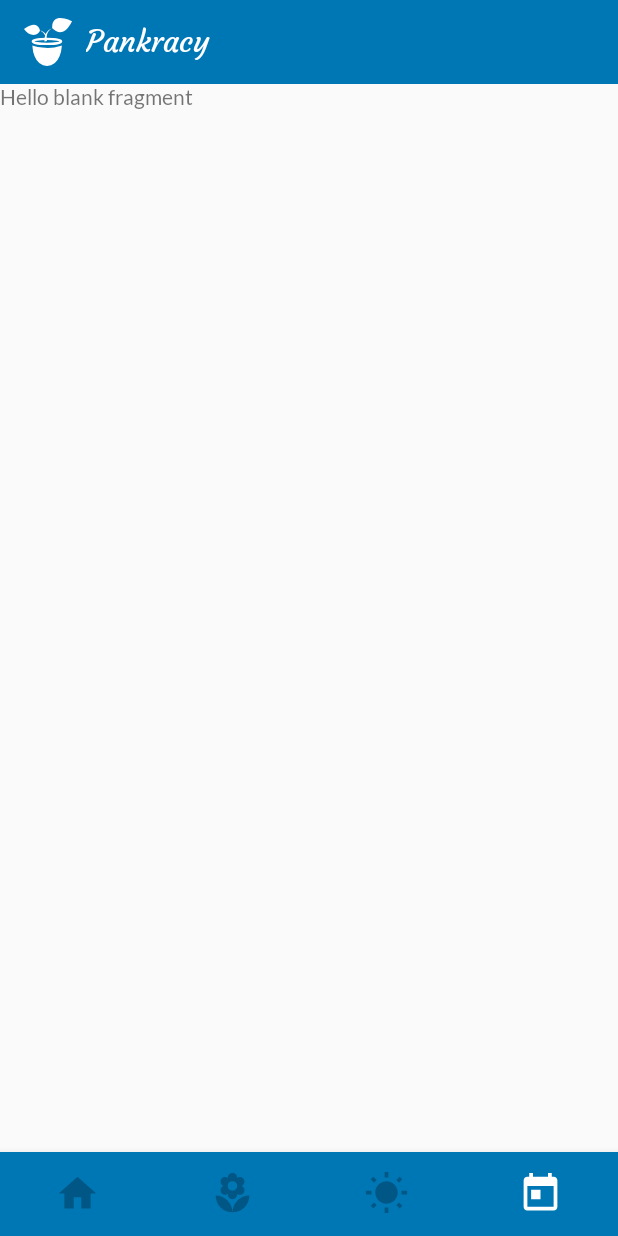
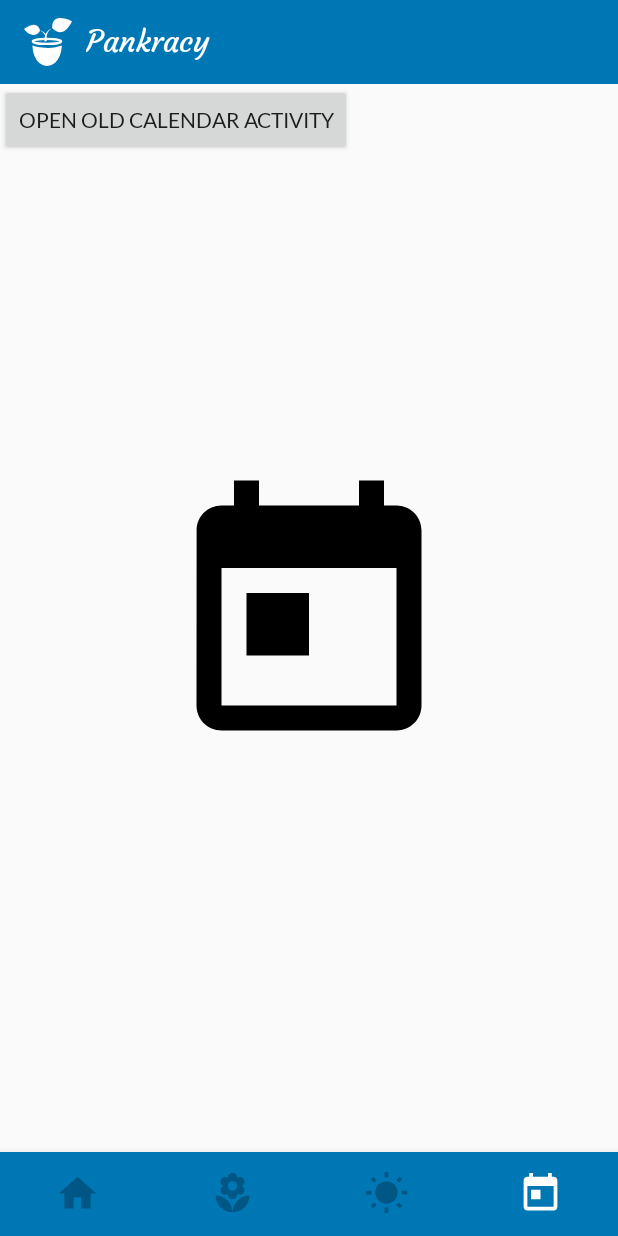
Before and after one commit to AKorzeniowska/Pankracy, an Android app: the screen it shows after launch (MainActivity), item 4 of the bottom bar chosen, on a phone screen of 412 x 824 dp. Run offline under Robolectric (Android 15) with nearby library versions, the phone set to English and light mode, and no system bars.

Commit message:
Old calendar button in calendar fragment

```diff
--- a/app/src/main/java/com/agh/edu/pankracy/CalendarActivity.java
+++ b/app/src/main/java/com/agh/edu/pankracy/CalendarActivity.java
@@ -7,6 +7,7 @@ import android.content.Intent;
 import android.database.Cursor;
 import android.graphics.Color;
 import android.os.Bundle;
+import android.util.Log;
 import android.view.LayoutInflater;
 import android.view.View;
 import android.widget.AdapterView;
@@ -18,6 +19,7 @@ import android.widget.Toast;
 import androidx.appcompat.app.ActionBar;
 import androidx.appcompat.app.AlertDialog;
 import androidx.appcompat.app.AppCompatActivity;
+import androidx.appcompat.widget.Toolbar;
 
 import com.agh.edu.pankracy.adapters.EventsListAdapter;
 import com.agh.edu.pankracy.data.PlantContract;
@@ -68,6 +70,8 @@ public class CalendarActivity extends AppCompatActivity {
     }
 
     private void setViewAndListener(){
+        Toolbar toolbar = findViewById(R.id.my_toolbar);
+        setSupportActionBar(toolbar);
         final ActionBar actionBar = getSupportActionBar();
         actionBar.setDisplayHomeAsUpEnabled(false);
         actionBar.setTitle(dateFormatMonth.format(Calendar.getInstance().getTime()));
--- a/app/src/main/java/com/agh/edu/pankracy/fragments/CalendarFragment.java
+++ b/app/src/main/java/com/agh/edu/pankracy/fragments/CalendarFragment.java
@@ -1,5 +1,6 @@
 package com.agh.edu.pankracy.fragments;
 
+import android.content.Intent;
 import android.os.Bundle;
 
 import androidx.fragment.app.Fragment;
@@ -7,7 +8,9 @@ import androidx.fragment.app.Fragment;
 import android.view.LayoutInflater;
 import android.view.View;
 import android.view.ViewGroup;
+import android.widget.Button;
 
+import com.agh.edu.pankracy.CalendarActivity;
 import com.agh.edu.pankracy.R;
 
 /**
@@ -59,7 +62,23 @@ public class CalendarFragment extends Fragment {
     @Override
     public View onCreateView(LayoutInflater inflater, ViewGroup container,
                              Bundle savedInstanceState) {
-        // Inflate the layout for this fragment
-        return inflater.inflate(R.layout.fragment_calendar, container, false);
+
+        View view = inflater.inflate(R.layout.fragment_calendar,
+                container, false);
+        Button button = (Button) view.findViewById(R.id.button3);
+        button.setOnClickListener(new View.OnClickListener()
+        {
+            @Override
+            public void onClick(View v)
+            {
+                openCalendarActivity();
+            }
+        });
+        return view;
+    }
+
+    public void openCalendarActivity() {
+        Intent calendarIntent = new Intent(getActivity(), CalendarActivity.class);
+        startActivity(calendarIntent);
     }
 }
--- a/app/src/main/res/layout/fragment_calendar.xml
+++ b/app/src/main/res/layout/fragment_calendar.xml
@@ -5,10 +5,19 @@
     android:layout_height="match_parent"
     tools:context=".fragments.CalendarFragment">
 
+
     <!-- TODO: Update blank fragment layout -->
-    <TextView
-        android:layout_width="match_parent"
-        android:layout_height="match_parent"
-        android:text="@string/hello_blank_fragment" />
+    <ImageView
+        android:id="@+id/imageView"
+        android:layout_width="200dp"
+        android:layout_height="200dp"
+        android:layout_gravity="center"
+        android:src="@drawable/ic_today_black_24dp"
+        android:contentDescription="TODO" />
+    <Button
+        android:id="@+id/button3"
+        android:layout_width="wrap_content"
+        android:layout_height="wrap_content"
+        android:text="Open old calendar activity"/>
 
 </FrameLayout>
--- a/app/src/main/res/layout/fragment_home.xml
+++ b/app/src/main/res/layout/fragment_home.xml
@@ -18,9 +18,5 @@
         android:id="@+id/button2"
         android:layout_width="wrap_content"
         android:layout_height="wrap_content"
-        android:text="Notification (TEST)"
-        app:layout_constraintBottom_toBottomOf="parent"
-        app:layout_constraintEnd_toEndOf="parent"
-        app:layout_constraintStart_toStartOf="parent"
-        app:layout_constraintTop_toTopOf="parent" />
+        android:text="Notification (TEST)" />
 </FrameLayout>
```
Also changed, not shown: app/src/main/res/layout/activity_calendar.xml (+21 -1 lines).
